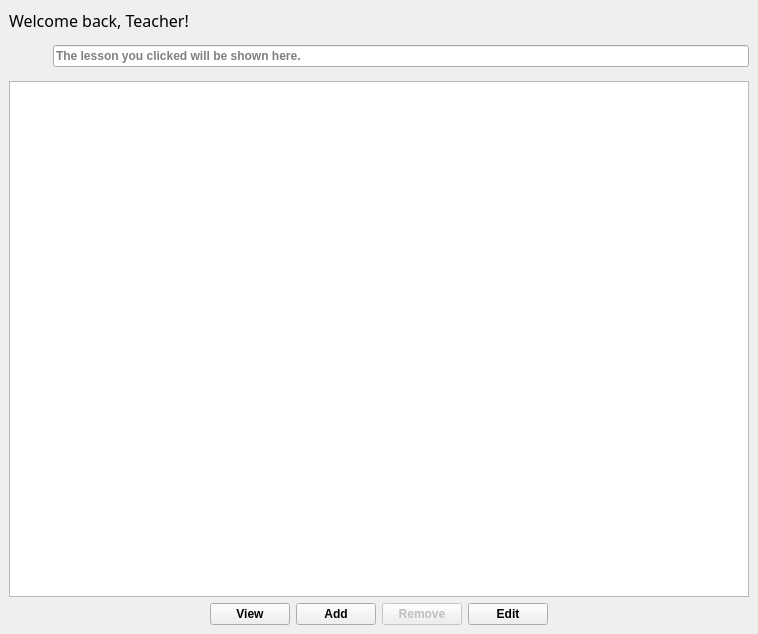
Qt form ui/screens/teacherpanel.ui (amirmohsen1384/isfahan-sis) before a commit.
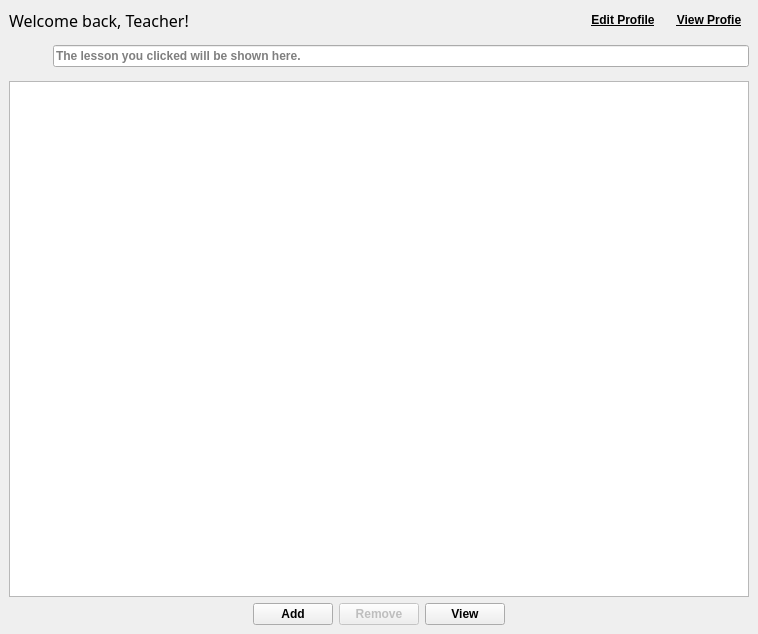
The same form after that commit. Icons and pictures are not drawn.

Commit message: Finalized the teacher panel

The edit to the form file:
```diff
--- a/ui/screens/teacherpanel.ui
+++ b/ui/screens/teacherpanel.ui
@@ -13,9 +13,84 @@
   <property name="windowTitle">
    <string>MainWindow</string>
   </property>
+  <property name="autoFillBackground">
+   <bool>true</bool>
+  </property>
   <widget class="QWidget" name="centralwidget">
-   <layout class="QGridLayout" name="mainLayout">
-    <item row="1" column="0" colspan="6">
+   <layout class="QVBoxLayout" name="verticalLayout">
+    <item>
+     <layout class="QHBoxLayout" name="titleLayout">
+      <property name="topMargin">
+       <number>0</number>
+      </property>
+      <item>
+       <widget class="QLabel" name="welcomeLabel">
+        <property name="font">
+         <font>
+          <family>Segoe Print</family>
+          <pointsize>12</pointsize>
+          <bold>false</bold>
+         </font>
+        </property>
+        <property name="text">
+         <string>Welcome back, Teacher!</string>
+        </property>
+       </widget>
+      </item>
+      <item>
+       <spacer name="titleSpacer">
+        <property name="orientation">
+         <enum>Qt::Orientation::Horizontal</enum>
+        </property>
+        <property name="sizeHint" stdset="0">
+         <size>
+          <width>40</width>
+          <height>20</height>
+         </size>
+        </property>
+       </spacer>
+      </item>
+      <item>
+       <widget class="QPushButton" name="editProfileButton">
+        <property name="font">
+         <font>
+          <bold>true</bold>
+          <underline>true</underline>
+         </font>
+        </property>
+        <property name="styleSheet">
+         <string notr="true"/>
+        </property>
+        <property name="text">
+         <string>Edit Profile</string>
+        </property>
+        <property name="flat">
+         <bool>true</bool>
+        </property>
+       </widget>
+      </item>
+      <item>
+       <widget class="QPushButton" name="viewProfileButton">
+        <property name="font">
+         <font>
+          <bold>true</bold>
+          <underline>true</underline>
+         </font>
+        </property>
+        <property name="styleSheet">
+         <string notr="true"/>
+        </property>
+        <property name="text">
+         <string>View Profie</string>
+        </property>
+        <property name="flat">
+         <bool>true</bool>
+        </property>
+       </widget>
+      </item>
+     </layout>
+    </item>
+    <item>
      <layout class="QGridLayout" name="teachingLoadLayout">
       <item row="0" column="0">
        <widget class="QToolButton" name="goUpButton">
@@ -73,7 +148,7 @@
       </item>
      </layout>
     </item>
-    <item row="2" column="0" colspan="6">
+    <item>
      <layout class="QHBoxLayout" name="controlLayout">
       <property name="leftMargin">
        <number>0</number>
@@ -91,18 +166,6 @@
         </property>
        </spacer>
       </item>
-      <item>
-       <widget class="QPushButton" name="viewButton">
-        <property name="font">
-         <font>
-          <bold>true</bold>
-         </font>
-        </property>
-        <property name="text">
-         <string>View</string>
-        </property>
-       </widget>
-      </item>
       <item>
        <widget class="QPushButton" name="addButton">
         <property name="font">
@@ -137,14 +200,14 @@
        </widget>
       </item>
       <item>
-       <widget class="QPushButton" name="editButton">
+       <widget class="QPushButton" name="viewButton">
         <property name="font">
          <font>
           <bold>true</bold>
          </font>
         </property>
         <property name="text">
-         <string>Edit</string>
+         <string>View</string>
         </property>
        </widget>
       </item>
@@ -163,20 +226,6 @@
       </item>
      </layout>
     </item>
-    <item row="0" column="0" colspan="2">
-     <widget class="QLabel" name="welcomeLabel">
-      <property name="font">
-       <font>
-        <family>Segoe Print</family>
-        <pointsize>12</pointsize>
-        <bold>false</bold>
-       </font>
-      </property>
-      <property name="text">
-       <string>Welcome back, Teacher!</string>
-      </property>
-     </widget>
-    </item>
    </layout>
   </widget>
  </widget>
```
Left out of the diff: 130 changed lines with no effect on the pictures. The commit also changes 2 other files.
